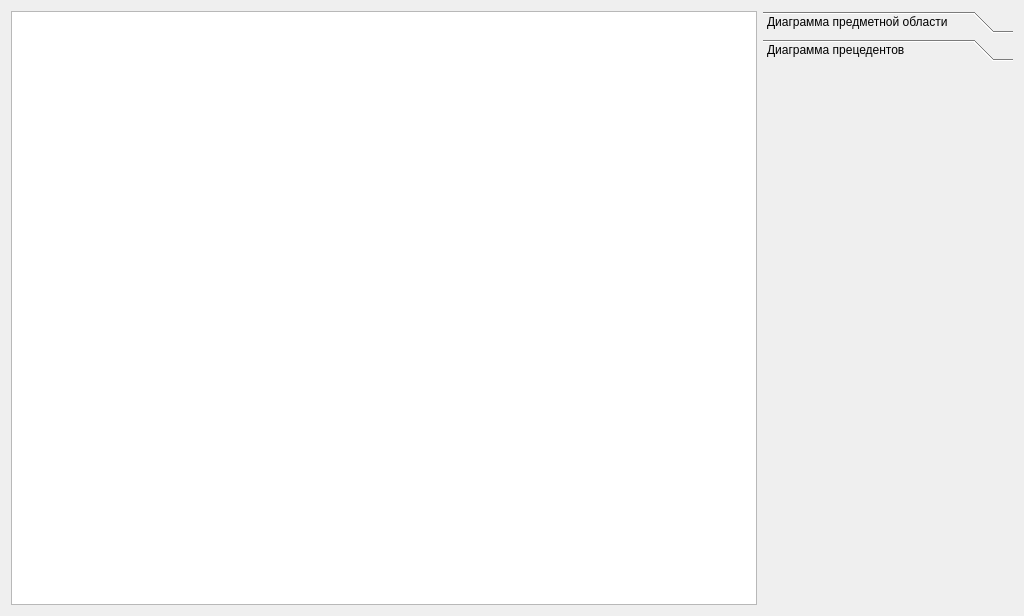
Old version of the form umlmainform.ui in the repository Benzinnos/grygUml.
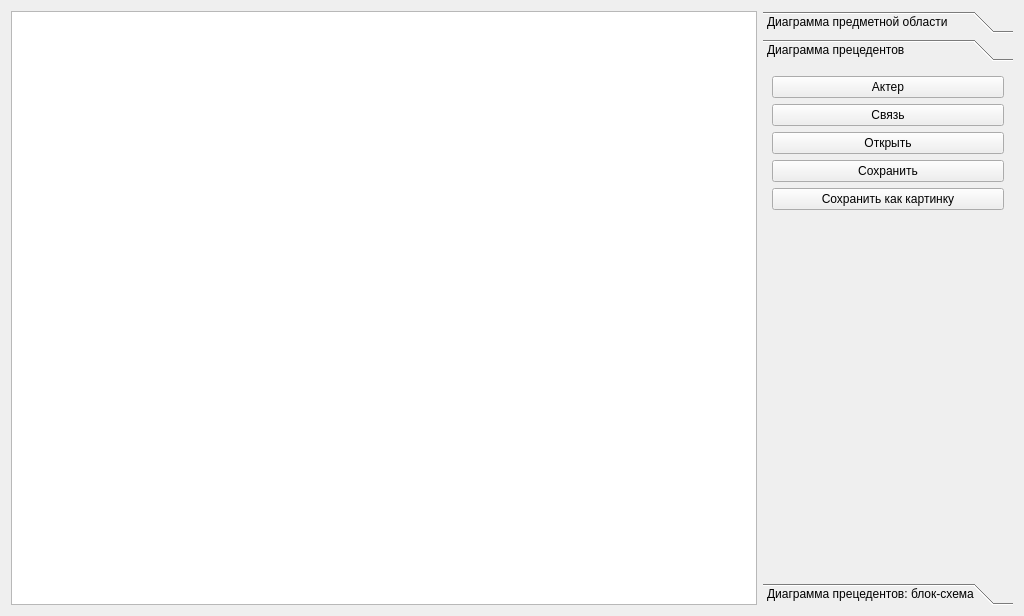
New version of the form. The open tabs and pages were chosen to show the change.

Diff of the .ui file:
```diff
--- a/umlmainform.ui
+++ b/umlmainform.ui
@@ -97,11 +97,74 @@
         <x>0</x>
         <y>0</y>
         <width>250</width>
-        <height>542</height>
+        <height>514</height>
        </rect>
       </property>
       <attribute name="label">
        <string>Диаграмма прецедентов</string>
+      </attribute>
+      <layout class="QVBoxLayout" name="verticalLayout_2">
+       <item>
+        <widget class="QPushButton" name="addActorButton">
+         <property name="text">
+          <string>Актер</string>
+         </property>
+        </widget>
+       </item>
+       <item>
+        <widget class="QPushButton" name="addLinkButton">
+         <property name="text">
+          <string>Связь</string>
+         </property>
+        </widget>
+       </item>
+       <item>
+        <widget class="QPushButton" name="loadUsecaseBibaryButton">
+         <property name="text">
+          <string>Открыть</string>
+         </property>
+        </widget>
+       </item>
+       <item>
+        <widget class="QPushButton" name="saveUsecaseBinaryButton">
+         <property name="text">
+          <string>Сохранить</string>
+         </property>
+        </widget>
+       </item>
+       <item>
+        <widget class="QPushButton" name="saveUsecaseAsPictureButton">
+         <property name="text">
+          <string>Сохранить как картинку</string>
+         </property>
+        </widget>
+       </item>
+       <item>
+        <spacer name="verticalSpacer_2">
+         <property name="orientation">
+          <enum>Qt::Vertical</enum>
+         </property>
+         <property name="sizeHint" stdset="0">
+          <size>
+           <width>20</width>
+           <height>40</height>
+          </size>
+         </property>
+        </spacer>
+       </item>
+      </layout>
+     </widget>
+     <widget class="QWidget" name="usecaseBlocksPage">
+      <property name="geometry">
+       <rect>
+        <x>0</x>
+        <y>0</y>
+        <width>250</width>
+        <height>514</height>
+       </rect>
+      </property>
+      <attribute name="label">
+       <string>Диаграмма прецедентов: блок-схема</string>
       </attribute>
      </widget>
     </widget>
```
Left out of the diff: 17 changed lines with no effect on the pictures.
